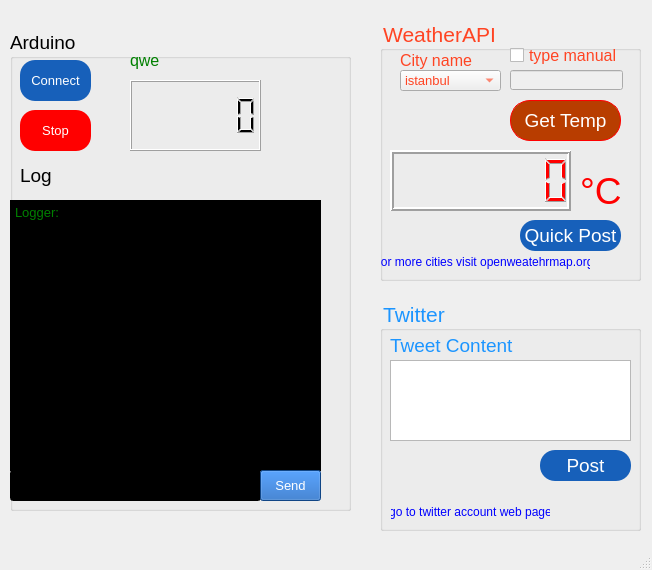
Before: the Qt Designer form MainWindow.ui in avni25/twit-ard-con, drawn with Qt 5.
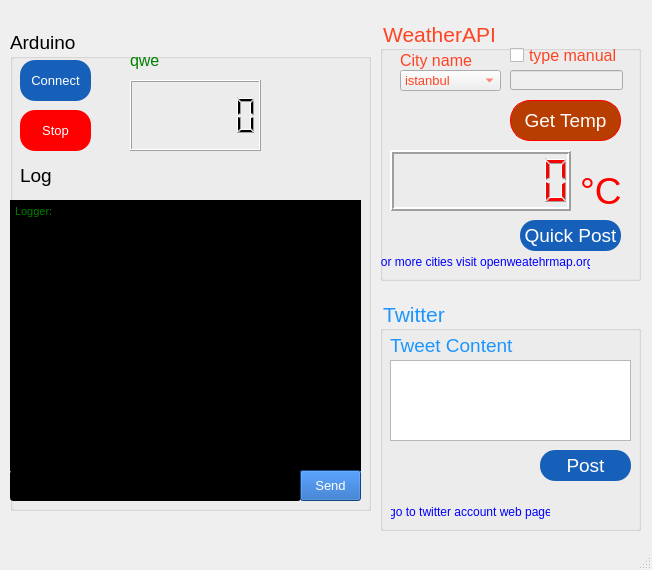
After: the same form once the commit is applied. Icons and pictures are not drawn.

Patch:
```diff
--- a/MainWindow.ui
+++ b/MainWindow.ui
@@ -499,7 +499,7 @@
      <rect>
       <x>10</x>
       <y>30</y>
-      <width>341</width>
+      <width>361</width>
       <height>481</height>
      </rect>
     </property>
@@ -558,13 +558,13 @@
       <rect>
        <x>0</x>
        <y>170</y>
-       <width>311</width>
+       <width>351</width>
        <height>271</height>
       </rect>
      </property>
      <property name="font">
       <font>
-       <pointsize>10</pointsize>
+       <pointsize>8</pointsize>
       </font>
      </property>
      <property name="styleSheet">
@@ -586,13 +586,13 @@
       <rect>
        <x>0</x>
        <y>440</y>
-       <width>251</width>
+       <width>291</width>
        <height>31</height>
       </rect>
      </property>
      <property name="font">
       <font>
-       <pointsize>12</pointsize>
+       <pointsize>8</pointsize>
       </font>
      </property>
      <property name="styleSheet">
@@ -645,7 +645,7 @@
     <widget class="QPushButton" name="btn_send">
      <property name="geometry">
       <rect>
-       <x>250</x>
+       <x>290</x>
        <y>440</y>
        <width>61</width>
        <height>31</height>
```
Left out of the diff: 3 changed lines with no effect on the pictures.
